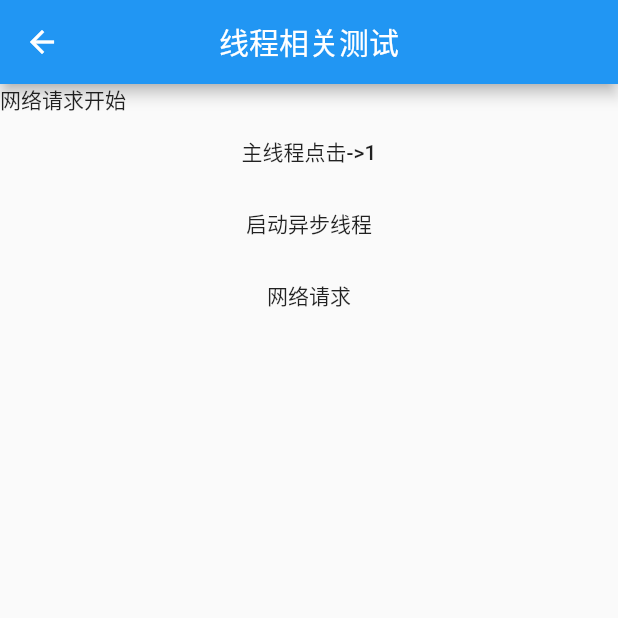
After one commit to Sum-sdl/FlutterSimpleDemo, a Flutter app: the ThreadPage screen opened by its route, after a tap on "网络请求", on a phone screen of 412 x 824 dp, the top half of it. The commit adds this screen. Run offline on Flutter 3.47's test engine with Material 2 defaults, Android fonts, the phone set to English and light mode, and no system bars; network calls fail.

Commit message:
add ui demo

```diff
--- a/flutter_simple/lib/Constant.dart
+++ b/flutter_simple/lib/Constant.dart
@@ -7,6 +7,7 @@ class Page {
   static const String page_home_layout = "page_5";
   static const String page_layout_table = "page_7";
   static const String page_layout_warp = "page_8";
+  static const String page_thread = "page_9";
 }
 
 class Strings {
--- /dev/null
+++ b/flutter_simple/lib/thread/ThreadTestPage.dart
@@ -0,0 +1,87 @@
+import 'package:flutter/material.dart';
+import 'package:http/http.dart' as http;
+
+class ThreadPage extends StatefulWidget {
+  @override
+  State<StatefulWidget> createState() {
+    return new _ThreadTestState();
+  }
+}
+
+class _ThreadTestState extends State<ThreadPage> {
+  int index = 0;
+  String dataText = "";
+
+  _click() {
+    setState(() {
+      index++;
+    });
+  }
+
+  _netDataChange(String data) {
+    setState(() {
+      dataText = data;
+    });
+  }
+
+  @override
+  Widget build(BuildContext context) {
+    return _buildContent();
+  }
+
+  Widget _buildContent() {
+    return new Scaffold(
+      appBar: new AppBar(
+        title: new Text("线程相关测试"),
+        centerTitle: true,
+      ),
+      body: Center(
+        child: ListView(
+          children: <Widget>[
+            new Text(
+              dataText,
+              maxLines: 2,
+            ),
+            new MaterialButton(
+              onPressed: () {
+                _click();
+              },
+              child: new Text("主线程点击->${index + 1}"),
+            ),
+            new MaterialButton(
+              onPressed: () {
+                _threadTest();
+              },
+              child: new Text("启动异步线程"),
+            ),
+            new MaterialButton(
+              onPressed: () {
+                _netTest();
+              },
+              child: new Text("网络请求"),
+            ),
+          ],
+        ),
+      ),
+    );
+  }
+
+  _threadTest() {
+    print("Thread Test Start");
+  }
+
+  //async 异步操作
+  _netTest() async {
+    print("NetWork Test Start");
+    setState(() {
+      _netDataChange("网络请求开始");
+    });
+    String dataURL = "https://jsonplaceholder.typicode.com/posts";
+    http.Response response = await http.get(dataURL);
+    setState(() {
+      _netDataChange("网络请求结束->${response.body}");
+    });
+    print("rsp->${response.body}");
+    print("NetWork Test End");
+  }
+}
```
Also changed, not shown: flutter_simple/lib/main.dart (+11 -0 lines), 1 other file.
